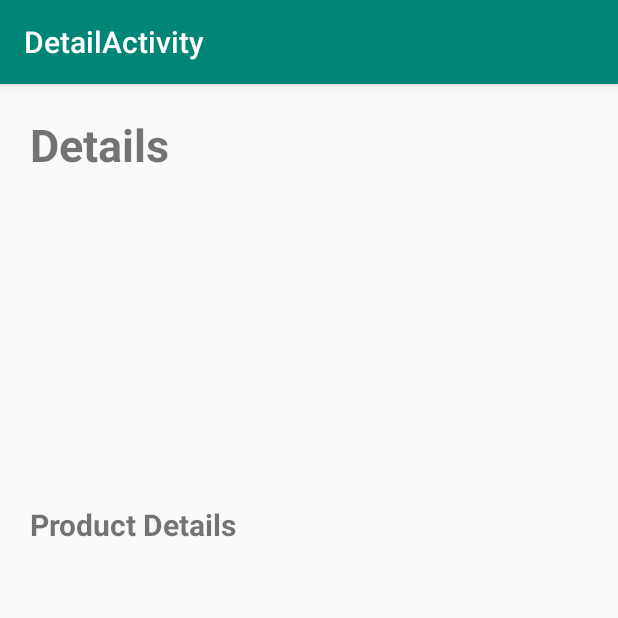
After one commit to SWE589-Android-Development-tmk/alkolmetre, an Android app: the DetailActivity screen opened directly, with no data from a screen before it, on a phone screen of 412 x 824 dp, the top half of it. The commit adds this screen. Run offline under Robolectric (Android 15) with nearby library versions, the phone set to English and light mode, and no system bars.

Commit message:
detail activity added.

```diff
--- a/app/src/main/AndroidManifest.xml
+++ b/app/src/main/AndroidManifest.xml
@@ -36,6 +36,10 @@
         <activity
             android:name=".SearchInDetailActivity"
             android:label="@string/title_activity_search_in_detail"
+            android:theme="@style/AppTheme.NoActionBar" />
+        <activity
+            android:name=".DetailActivity"
+            android:label="@string/title_activity_detail"
             android:theme="@style/AppTheme.NoActionBar"></activity>
     </application>
 
--- a/app/src/main/java/com/example/mk0730/alkolmetre/AlcoholListActivity.java
+++ b/app/src/main/java/com/example/mk0730/alkolmetre/AlcoholListActivity.java
@@ -16,6 +16,7 @@ import com.example.mk0730.alkolmetre.tasks.LcboApiTask;
 import com.example.mk0730.alkolmetre.utils.NetworkUtils;
 
 import java.io.IOException;
+import java.io.Serializable;
 import java.net.URL;
 
 public class AlcoholListActivity extends AppCompatActivity
@@ -41,8 +42,7 @@ public class AlcoholListActivity extends AppCompatActivity
                 layoutManager.getOrientation());
         recyclerView.addItemDecoration(dividerItemDecoration);
 
-        //AlcoholAdapter adapter = new AlcoholAdapter(this);
-        adapter = new AlcoholAdapter();
+        adapter = new AlcoholAdapter(this);
         recyclerView.setAdapter(adapter);
 
         Intent intent = getIntent();
@@ -63,13 +63,13 @@ public class AlcoholListActivity extends AppCompatActivity
 
     @Override
     public void onListItemClick(int clickedItemIndex) {
-//        Intent detailActivityIntent;
-//
-//        Log.v("MainActivity.onCreate", "Item#"+Integer.toString(clickedItemIndex));
-//
-//        detailActivityIntent = new Intent(AlcoholListActivity.this, DetailActivity.class);
-//        detailActivityIntent.putExtra(Intent.EXTRA_TEXT, mAdapter.getItem(clickedItemIndex));
-//
-//        startActivity(detailActivityIntent);
+        Intent detailActivityIntent;
+
+        Log.v("MainActivity.onCreate", "Item#"+Integer.toString(clickedItemIndex));
+
+        detailActivityIntent = new Intent(AlcoholListActivity.this, DetailActivity.class);
+        detailActivityIntent.putExtra(Intent.EXTRA_TEXT, clickedItemIndex);
+
+        startActivity(detailActivityIntent);
     }
 }
--- /dev/null
+++ b/app/src/main/java/com/example/mk0730/alkolmetre/DetailActivity.java
@@ -0,0 +1,72 @@
+package com.example.mk0730.alkolmetre;
+
+import android.content.Intent;
+import android.os.Bundle;
+import android.support.design.widget.FloatingActionButton;
+import android.support.design.widget.Snackbar;
+import android.support.v7.app.AppCompatActivity;
+import android.support.v7.widget.RecyclerView;
+import android.support.v7.widget.Toolbar;
+import android.util.Log;
+import android.view.View;
+import android.widget.ImageView;
+import android.widget.TextView;
+import android.widget.Toast;
+
+import com.example.mk0730.alkolmetre.alcohol.AlcoholAdapter;
+import com.example.mk0730.alkolmetre.lcbo.LcboApiResponseResult;
+import com.example.mk0730.alkolmetre.tasks.DownloadImageTask;
+import com.example.mk0730.alkolmetre.tasks.LcboApiTask;
+import com.example.mk0730.alkolmetre.utils.NetworkUtils;
+
+import java.io.IOException;
+import java.net.URL;
+
+public class DetailActivity extends AppCompatActivity {
+
+    ImageView imgAlcohol;
+    TextView txtAlcoholName;
+    TextView txtAlcoholOrigin;
+    TextView txtAlcoholDescription;
+    TextView txtReleaseDate;
+    TextView txtSugarContent;
+    TextView txtAlcoholPercentage;
+
+    @Override
+    protected void onCreate(Bundle savedInstanceState) {
+        super.onCreate(savedInstanceState);
+        setContentView(R.layout.activity_detail);
+        Toolbar toolbar = (Toolbar) findViewById(R.id.toolbar);
+        setSupportActionBar(toolbar);
+
+        imgAlcohol = (ImageView) findViewById(R.id.img_alcohol);
+        txtAlcoholName = (TextView) findViewById(R.id.txt_alcohol_name);
+        txtAlcoholOrigin = (TextView) findViewById(R.id.txt_alcohol_origin);
+        txtAlcoholDescription = (TextView) findViewById(R.id.txt_alcohol_description);
+        txtReleaseDate = (TextView) findViewById(R.id.txt_release_date);
+        txtSugarContent = (TextView) findViewById(R.id.txt_sugar_content);
+        txtAlcoholPercentage = (TextView) findViewById(R.id.txt_alcohol_percentage);
+
+        Intent intent = getIntent();
+        if (intent.hasExtra(Intent.EXTRA_TEXT)){
+            try {
+                int clickedIndex = intent.getIntExtra(Intent.EXTRA_TEXT, -1);
+                LcboApiResponseResult lcboApiResponseResult = AlcoholAdapter.getItem(clickedIndex);
+
+                /*Load Details*/
+                txtAlcoholName.setText(lcboApiResponseResult.getName());
+                txtAlcoholOrigin.setText(lcboApiResponseResult.getOrigin());
+                txtAlcoholDescription.setText(lcboApiResponseResult.getTastingNote());
+                txtReleaseDate.setText("");
+                txtSugarContent.setText("");
+                txtAlcoholPercentage.setText(lcboApiResponseResult.getAlcoholContent().toString());
+
+                new DownloadImageTask(this.imgAlcohol).execute(lcboApiResponseResult.getImageUrl());
+            } catch (Throwable e) {
+                Toast.makeText(getApplicationContext(), e.getMessage(), Toast.LENGTH_LONG).show();
+                Log.v("AlcoholActivity", e.getMessage());
+            }
+        }
+    }
+
+}
--- a/app/src/main/java/com/example/mk0730/alkolmetre/alcohol/AlcoholAdapter.java
+++ b/app/src/main/java/com/example/mk0730/alkolmetre/alcohol/AlcoholAdapter.java
@@ -10,18 +10,20 @@ import android.view.ViewGroup;
 import com.example.mk0730.alkolmetre.R;
 import com.example.mk0730.alkolmetre.lcbo.LcboApiResponse;
 import com.example.mk0730.alkolmetre.lcbo.LcboApiResponseResult;
+import com.squareup.moshi.JsonAdapter;
+import com.squareup.moshi.Moshi;
 
 import java.util.ArrayList;
 import java.util.List;
 
 public class AlcoholAdapter extends RecyclerView.Adapter<AlcoholViewHolder> {
 
-    private List<LcboApiResponseResult> alcohols = new ArrayList<>();
+    private static List<LcboApiResponseResult> alcohols = new ArrayList<>();
     private ListItemClickListener onClickListener;
 
-//    public AlcoholAdapter(ListItemClickListener listener) {
-//        onClickListener = listener;
-//    }
+    public AlcoholAdapter(ListItemClickListener listener) {
+        onClickListener = listener;
+    }
 
     @NonNull
     @Override
@@ -31,8 +33,7 @@ public class AlcoholAdapter extends RecyclerView.Adapter<AlcoholViewHolder> {
         LayoutInflater inflater = LayoutInflater.from(context);
 
         View view = inflater.inflate(layoutId, viewGroup, false);
-        //AlcoholViewHolder viewHolder = new AlcoholViewHolder(view, onClickListener);
-        AlcoholViewHolder viewHolder = new AlcoholViewHolder(view);
+        AlcoholViewHolder viewHolder = new AlcoholViewHolder(view, onClickListener);
         return viewHolder;
     }
 
@@ -46,6 +47,10 @@ public class AlcoholAdapter extends RecyclerView.Adapter<AlcoholViewHolder> {
         return alcohols.size();
     }
 
+    public static LcboApiResponseResult getItem(int index){
+        return alcohols.get(index);
+    }
+
     public void setAlcohols(LcboApiResponse response) {
         if (response == null){
             alcohols.clear();
--- a/app/src/main/java/com/example/mk0730/alkolmetre/alcohol/AlcoholViewHolder.java
+++ b/app/src/main/java/com/example/mk0730/alkolmetre/alcohol/AlcoholViewHolder.java
@@ -11,7 +11,7 @@ import com.example.mk0730.alkolmetre.lcbo.LcboApiResponseResult;
 import com.example.mk0730.alkolmetre.tasks.DownloadImageTask;
 
 public class AlcoholViewHolder extends RecyclerView.ViewHolder
-        /*implements View.OnClickListener*/ {
+        implements View.OnClickListener {
     private Integer id;
     private ImageView img;
     private TextView txtName;
@@ -19,16 +19,16 @@ public class AlcoholViewHolder extends RecyclerView.ViewHolder
 
     private ListItemClickListener listener;
 
-    public AlcoholViewHolder(@NonNull View itemView/*, ListItemClickListener listener*/) {
+    public AlcoholViewHolder(@NonNull View itemView, ListItemClickListener listener) {
         super(itemView);
 
         img = itemView.findViewById(R.id.img_alcohol_list_item);
         txtName = itemView.findViewById(R.id.txt_alcohol_list_item_name);
         txtOrigin = itemView.findViewById(R.id.txt_alcohol_list_item_origin);
 
-        //this.listener = listener;
+        this.listener = listener;
 
-        //itemView.setOnClickListener(this);
+        itemView.setOnClickListener(this);
     }
 
     void bind(LcboApiResponseResult alcohol) {
@@ -39,9 +39,9 @@ public class AlcoholViewHolder extends RecyclerView.ViewHolder
         new DownloadImageTask(this.img).execute(alcohol.getImageUrl());
     }
 
-//    @Override
-//    public void onClick(View view) {
-//        int clickedPosition = getAdapterPosition();
-//        this.listener.onListItemClick(clickedPosition);
-//    }
+    @Override
+    public void onClick(View view) {
+        int clickedPosition = getAdapterPosition();
+        this.listener.onListItemClick(clickedPosition);
+    }
 }
--- a/app/src/main/java/com/example/mk0730/alkolmetre/lcbo/LcboApiResponseResult.java
+++ b/app/src/main/java/com/example/mk0730/alkolmetre/lcbo/LcboApiResponseResult.java
@@ -505,5 +505,4 @@ public class LcboApiResponseResult {
     public void setProductNo(Integer productNo) {
         this.productNo = productNo;
     }
-
 }
--- a/app/src/main/res/layout/activity_alcohol_list.xml
+++ b/app/src/main/res/layout/activity_alcohol_list.xml
@@ -28,7 +28,10 @@
         android:text="@string/txt_alcohol_list_results"
         android:textStyle="bold"
         android:textSize="30dp"
-        android:layout_margin="10dp"/>
+        android:layout_marginTop="10dp"
+        android:layout_marginLeft="20dp"
+        android:layout_marginRight="20dp"
+        android:layout_marginBottom="10dp"/>
 
     <android.support.v7.widget.RecyclerView
         android:id="@+id/recyclerView"
--- /dev/null
+++ b/app/src/main/res/layout/activity_detail.xml
@@ -0,0 +1,112 @@
+<?xml version="1.0" encoding="utf-8"?>
+<LinearLayout xmlns:android="http://schemas.android.com/apk/res/android"
+    xmlns:app="http://schemas.android.com/apk/res-auto"
+    xmlns:tools="http://schemas.android.com/tools"
+    android:layout_width="match_parent"
+    android:layout_height="match_parent"
+    android:orientation="vertical"
+    tools:context=".DetailActivity">
+
+    <android.support.design.widget.AppBarLayout
+        android:layout_width="match_parent"
+        android:layout_height="wrap_content"
+        android:theme="@style/AppTheme.AppBarOverlay">
+
+        <android.support.v7.widget.Toolbar
+            android:id="@+id/toolbar"
+            android:layout_width="match_parent"
+            android:layout_height="?attr/actionBarSize"
+            android:background="?attr/colorPrimary"
+            app:popupTheme="@style/AppTheme.PopupOverlay" />
+
+    </android.support.design.widget.AppBarLayout>
+
+    <LinearLayout
+        android:layout_width="match_parent"
+        android:layout_height="match_parent"
+        android:layout_margin="10dp"
+        android:orientation="vertical">
+
+        <TextView
+            android:layout_width="match_parent"
+            android:layout_height="wrap_content"
+            android:layout_margin="10dp"
+            android:gravity="left"
+            android:text="@string/details"
+            android:textSize="30dp"
+            android:textStyle="bold" />
+
+        <LinearLayout
+            android:layout_width="match_parent"
+            android:layout_height="wrap_content"
+            android:orientation="horizontal">
+
+            <ImageView
+                android:id="@+id/img_alcohol"
+                android:layout_width="120dp"
+                android:layout_height="100dp"
+                android:layout_margin="5dp" />
+
+            <LinearLayout
+                android:layout_width="match_parent"
+                android:layout_height="match_parent"
+                android:layout_margin="10dp"
+                android:orientation="vertical">
+
+                <TextView
+                    android:id="@+id/txt_alcohol_name"
+                    android:layout_width="match_parent"
+                    android:layout_height="wrap_content"
+                    android:lines="2"
+                    android:textSize="18sp" />
+
+                <TextView
+                    android:id="@+id/txt_alcohol_origin"
+                    android:layout_width="match_parent"
+                    android:layout_height="wrap_content"
+                    android:textSize="14sp" />
+            </LinearLayout>
+        </LinearLayout>
+
+        <TextView
+            android:id="@+id/txt_alcohol_description"
+            android:layout_width="match_parent"
+            android:layout_height="wrap_content"
+            android:lines="4"
+            android:maxLines="4"
+            android:textSize="18sp" />
+
+        <LinearLayout
+            android:layout_width="match_parent"
+            android:layout_height="wrap_content"
+            android:orientation="vertical"
+            android:layout_margin="10dp">
+
+            <TextView
+                android:layout_width="match_parent"
+                android:layout_height="wrap_content"
+                android:gravity="left"
+                android:text="@string/product_details"
+                android:textSize="20dp"
+                android:textStyle="bold" />
+
+            <TextView
+                android:id="@+id/txt_release_date"
+                android:layout_width="match_parent"
+                android:layout_height="wrap_content"
+                android:textSize="18sp" />
+
+            <TextView
+                android:id="@+id/txt_sugar_content"
+                android:layout_width="match_parent"
+                android:layout_height="wrap_content"
+                android:textSize="18sp" />
+
+            <TextView
+                android:id="@+id/txt_alcohol_percentage"
+                android:layout_width="match_parent"
+                android:layout_height="wrap_content"
+                android:textSize="18sp" />
+        </LinearLayout>
+    </LinearLayout>
+</LinearLayout>
--- a/app/src/main/res/values/strings.xml
+++ b/app/src/main/res/values/strings.xml
@@ -3,13 +3,13 @@
     <string name="error_message">Results could not be fetched!</string>
     <string name="settings">Settings</string>
     <string name="logout">Logout</string>
-    <string name="category">CATEGORIES</string>
+    <string name="category">Categories</string>
     <string name="beer">BEER</string>
     <string name="wine">WINE</string>
     <string name="sprits">SPRITS</string>
     <string name="search_in_detail">Search in Detail</string>
     <string name="title_activity_alcohol_list">AlcoholListActivity</string>
-    <string name="txt_alcohol_list_results">RESULTS</string>
+    <string name="txt_alcohol_list_results">Results</string>
     <string name="title_activity_search_in_detail">SearchInDetailActivity</string>
     <string name="search_in_detail_header_filter">Filter</string>
     <string name="search_in_detail_header_order">Order</string>
@@ -18,4 +18,7 @@
     <string name="search_in_detail_toggle_price">Price</string>
     <string name="search_in_detail_toggle_alcohol_content">Alcohol Content</string>
     <string name="search_in_detail_toggle_price_per_liter">Price Per Liter</string>
+    <string name="title_activity_detail">DetailActivity</string>
+    <string name="details">Details</string>
+    <string name="product_details">Product Details</string>
 </resources>
```
